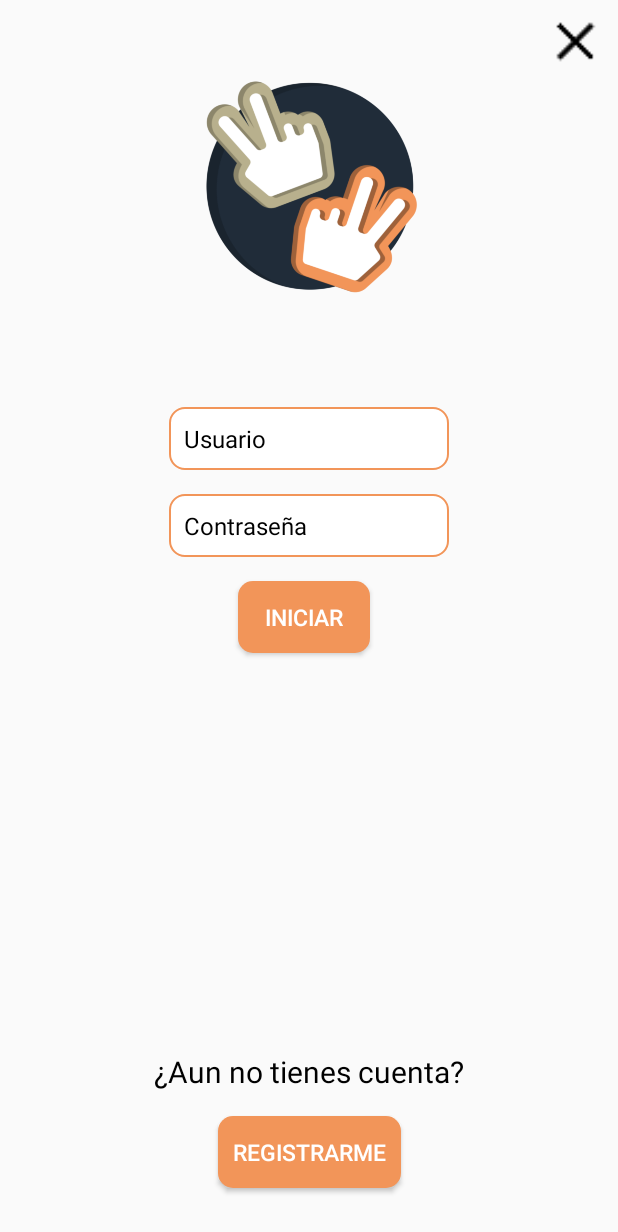
After one commit to alvvdc/secondlife, an Android app: the fragment LoginFragment shown on its own in the app's theme, on a phone screen of 412 x 824 dp. The commit adds this screen. Shown: the top 1232 px of the screen. Run offline under Robolectric (Android 15) with nearby library versions, the phone set to English and light mode, and no system bars.

Commit message:
Layout para el inicio de sesión de un usuario

```diff
--- a/frontend/app/build.gradle
+++ b/frontend/app/build.gradle
@@ -29,6 +29,7 @@ dependencies {
     implementation 'androidx.appcompat:appcompat:1.1.0'
     implementation 'androidx.core:core-ktx:1.1.0'
     implementation 'androidx.constraintlayout:constraintlayout:1.1.3'
+    implementation 'androidx.legacy:legacy-support-v4:1.0.0'
     testImplementation 'junit:junit:4.12'
     androidTestImplementation 'androidx.test:runner:1.2.0'
     androidTestImplementation 'androidx.test.espresso:espresso-core:3.2.0'
--- /dev/null
+++ b/frontend/app/src/main/java/com/iesvirgendelcarmen/secondlife/ui/LoginFragment.kt
@@ -0,0 +1,19 @@
+package com.iesvirgendelcarmen.secondlife.ui
+
+import android.content.Context
+import android.net.Uri
+import android.os.Bundle
+import androidx.fragment.app.Fragment
+import android.view.LayoutInflater
+import android.view.View
+import android.view.ViewGroup
+
+import com.iesvirgendelcarmen.secondlife.R
+
+
+class LoginFragment : Fragment() {
+
+    override fun onCreateView(inflater: LayoutInflater, container: ViewGroup?, savedInstanceState: Bundle?): View? {
+        return inflater.inflate(R.layout.login, container, false)
+    }
+}
--- /dev/null
+++ b/frontend/app/src/main/res/drawable/rounded_shape.xml
@@ -0,0 +1,13 @@
+<?xml version="1.0" encoding="utf-8"?>
+<shape
+    xmlns:android="http://schemas.android.com/apk/res/android"
+    android:shape="rectangle"   >
+
+    <solid
+        android:color="@color/color5" >
+    </solid>
+
+    <corners
+        android:radius="10dp"   >
+    </corners>
+</shape>
--- /dev/null
+++ b/frontend/app/src/main/res/drawable/rounded_shape2.xml
@@ -0,0 +1,15 @@
+<?xml version="1.0" encoding="utf-8"?>
+<shape
+    xmlns:android="http://schemas.android.com/apk/res/android"
+    android:shape="rectangle"   >
+
+    <solid
+        android:color="@color/color6" >
+    </solid>
+
+    <stroke android:width="1dp" android:color="@color/color5" />
+
+    <corners
+        android:radius="10dp"   >
+    </corners>
+</shape>
--- /dev/null
+++ b/frontend/app/src/main/res/layout/login.xml
@@ -0,0 +1,97 @@
+<?xml version="1.0" encoding="utf-8"?>
+<androidx.constraintlayout.widget.ConstraintLayout xmlns:android="http://schemas.android.com/apk/res/android"
+    xmlns:app="http://schemas.android.com/apk/res-auto"
+    xmlns:tools="http://schemas.android.com/tools"
+    android:layout_width="match_parent"
+    android:layout_height="match_parent">
+
+
+    <EditText
+        android:id="@+id/username"
+        style="@style/AppTheme.EditTextCustom"
+        android:layout_width="wrap_content"
+        android:layout_height="wrap_content"
+        android:layout_marginTop="24dp"
+        android:ems="10"
+        android:hint="Usuario"
+        android:inputType="textPersonName"
+        app:layout_constraintEnd_toEndOf="parent"
+        app:layout_constraintStart_toStartOf="parent"
+        app:layout_constraintTop_toTopOf="@+id/guideline4" />
+
+    <EditText
+        android:id="@+id/password"
+        style="@style/AppTheme.EditTextCustom"
+        android:layout_width="wrap_content"
+        android:layout_height="wrap_content"
+        android:layout_marginTop="16dp"
+        android:ems="10"
+        android:hint="Contraseña"
+        android:inputType="textPassword"
+        app:layout_constraintEnd_toEndOf="parent"
+        app:layout_constraintStart_toStartOf="parent"
+        app:layout_constraintTop_toBottomOf="@+id/username" />
+
+    <Button
+        android:id="@+id/login"
+        style="@style/AppTheme.ButtonCustom"
+        android:layout_width="wrap_content"
+        android:layout_height="wrap_content"
+        android:layout_marginStart="158dp"
+        android:layout_marginTop="16dp"
+        android:layout_marginEnd="165dp"
+        android:text="Iniciar"
+        app:layout_constraintEnd_toEndOf="parent"
+        app:layout_constraintStart_toStartOf="parent"
+        app:layout_constraintTop_toBottomOf="@+id/password" />
+
+    <TextView
+        android:id="@+id/textView"
+        android:layout_width="wrap_content"
+        android:layout_height="wrap_content"
+        android:layout_marginBottom="16dp"
+        android:text="¿Aun no tienes cuenta?"
+        android:textColor="#000000"
+        android:textSize="20dp"
+        app:layout_constraintBottom_toTopOf="@+id/register"
+        app:layout_constraintEnd_toEndOf="parent"
+        app:layout_constraintStart_toStartOf="parent" />
+
+    <Button
+        android:id="@+id/register"
+        style="@style/AppTheme.ButtonCustom"
+        android:layout_width="wrap_content"
+        android:layout_height="wrap_content"
+        android:layout_marginBottom="32dp"
+        android:text="Registrarme"
+        app:layout_constraintBottom_toBottomOf="parent"
+        app:layout_constraintEnd_toEndOf="parent"
+        app:layout_constraintStart_toStartOf="parent" />
+
+    <ImageView
+        android:id="@+id/imageView3"
+        android:layout_width="160dp"
+        android:layout_height="205dp"
+        app:layout_constraintBottom_toTopOf="@+id/guideline4"
+        app:layout_constraintEnd_toEndOf="parent"
+        app:layout_constraintStart_toStartOf="parent"
+        app:layout_constraintTop_toTopOf="parent"
+        app:srcCompat="@drawable/logo" />
+
+    <ImageView
+        android:id="@+id/imageView4"
+        android:layout_width="40dp"
+        android:layout_height="40dp"
+        android:layout_marginTop="8dp"
+        android:layout_marginEnd="8dp"
+        app:layout_constraintEnd_toEndOf="parent"
+        app:layout_constraintTop_toTopOf="parent"
+        app:srcCompat="@drawable/ic_close" />
+
+    <androidx.constraintlayout.widget.Guideline
+        android:id="@+id/guideline4"
+        android:layout_width="wrap_content"
+        android:layout_height="wrap_content"
+        android:orientation="horizontal"
+        app:layout_constraintGuide_percent="0.30" />
+</androidx.constraintlayout.widget.ConstraintLayout>
--- a/frontend/app/src/main/res/values/strings.xml
+++ b/frontend/app/src/main/res/values/strings.xml
@@ -2,4 +2,7 @@
     <string name="app_name">SecondLife</string>
     <string name="drawer_open">drawer open</string>
     <string name="drawer_close">drawer close</string>
+
+    <!-- TODO: Remove or change this placeholder text -->
+    <string name="hello_blank_fragment">Hello blank fragment</string>
 </resources>
--- a/frontend/app/src/main/res/values/styles.xml
+++ b/frontend/app/src/main/res/values/styles.xml
@@ -13,6 +13,24 @@
         <item name="android:textColorHint">@android:color/black</item>
     </style>
 
+    <style name="AppTheme.ButtonCustom" parent="Widget.AppCompat.Button.Colored">
+        <item name="android:background">@drawable/rounded_shape</item>
+        <item name="android:textSize">15dp</item>
+        <item name="android:textColor">@color/color6</item>
+        <item name="android:paddingLeft">10dp</item>
+        <item name="android:paddingRight">10dp</item>
+    </style>
+
+    <style name="AppTheme.EditTextCustom" parent="Widget.AppCompat.EditText">
+        <item name="android:background">@drawable/rounded_shape2</item>
+        <item name="android:textSize">16dp</item>
+        <item name="android:layout_height">50dp</item>
+        <item name="android:paddingLeft">10dp</item>
+        <item name="android:paddingRight">10dp</item>
+        <item name="android:paddingTop">10dp</item>
+        <item name="android:paddingBottom">10dp</item>
+    </style>
+
     <style name="AppTheme.AppBarOverlay" parent="ThemeOverlay.AppCompat.Dark.ActionBar" />
     <style name="AppTheme.PopupOverlay" parent="ThemeOverlay.AppCompat.Light" />
 
```
